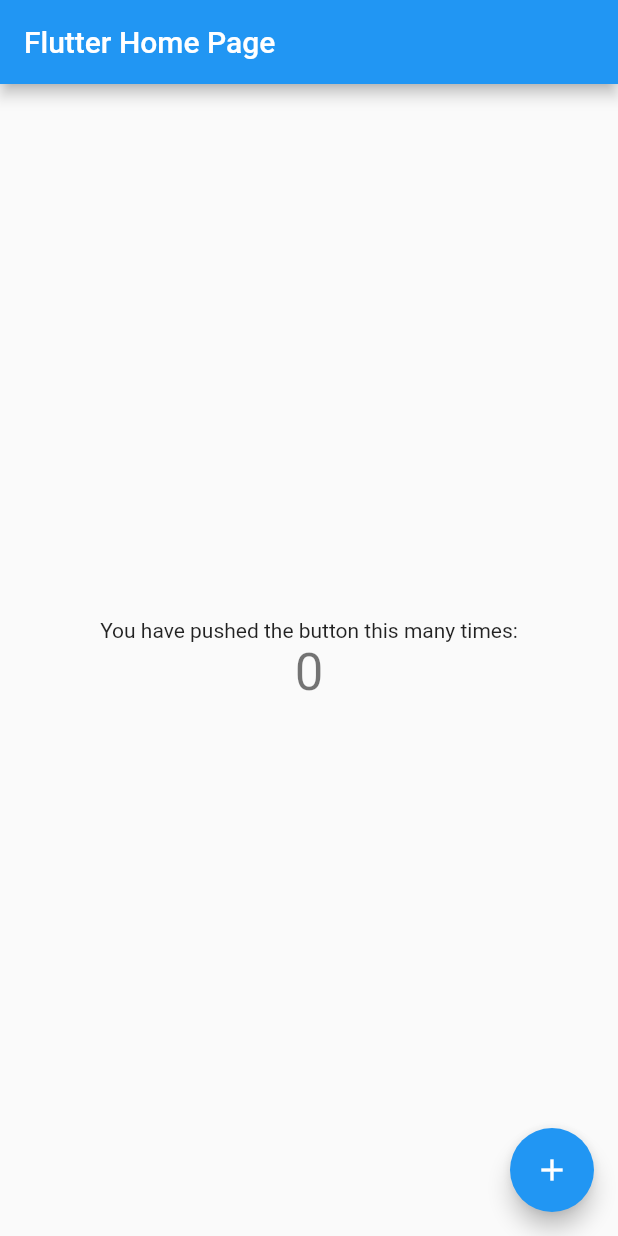
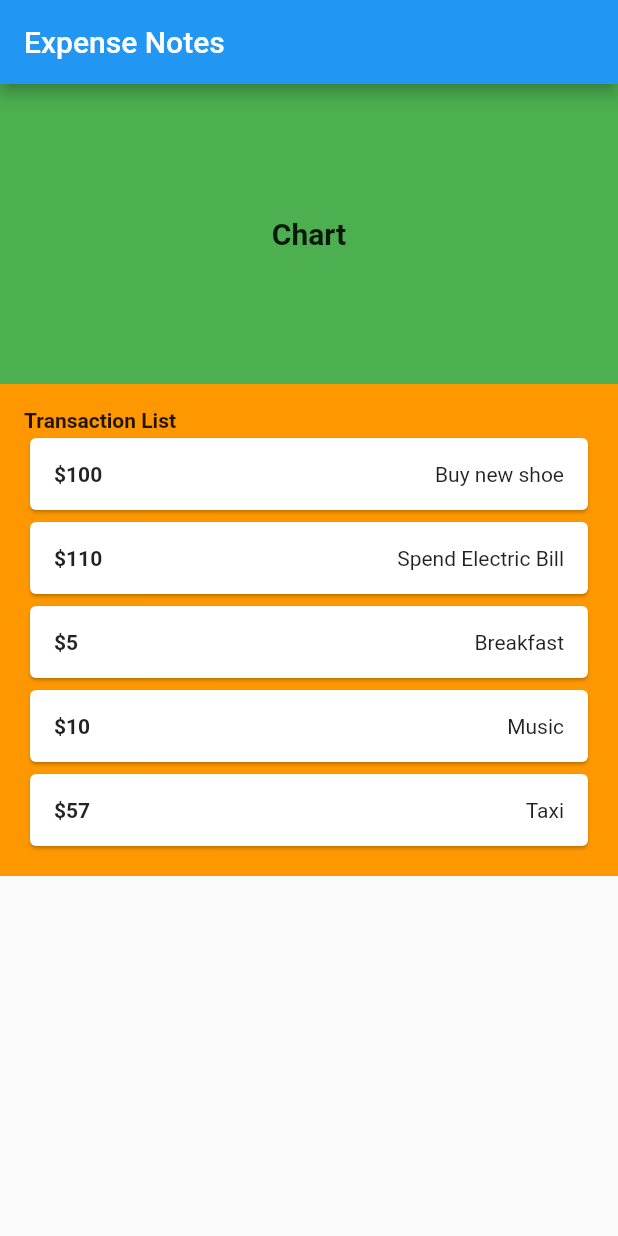
Before and after one commit to nhatduynguyenbbv/expense_notes, a Flutter app: the screen it shows after launch, on a phone screen of 412 x 824 dp. Run offline on Flutter 3.47's test engine with Material 2 defaults, Android fonts, the phone set to English and light mode, and no system bars.

Commit message:
New: create layout for transaction list

```diff
--- a/lib/main.dart
+++ b/lib/main.dart
@@ -1,115 +1,6 @@
+import 'package:expense_notes/src/app.dart';
 import 'package:flutter/material.dart';
 
 void main() {
   runApp(const MyApp());
 }
-
-class MyApp extends StatelessWidget {
-  const MyApp({Key? key}) : super(key: key);
-
-  // This widget is the root of your application.
-  @override
-  Widget build(BuildContext context) {
-    return MaterialApp(
-      title: 'Flutter Demo',
-      theme: ThemeData(
-        // This is the theme of your application.
-        //
-        // Try running your application with "flutter run". You'll see the
-        // application has a blue toolbar. Then, without quitting the app, try
-        // changing the primarySwatch below to Colors.green and then invoke
-        // "hot reload" (press "r" in the console where you ran "flutter run",
-        // or simply save your changes to "hot reload" in a Flutter IDE).
-        // Notice that the counter didn't reset back to zero; the application
-        // is not restarted.
-        primarySwatch: Colors.blue,
-      ),
-      home: const MyHomePage(title: 'Flutter Home Page'),
-    );
-  }
-}
-
-class MyHomePage extends StatefulWidget {
-  const MyHomePage({Key? key, required this.title}) : super(key: key);
-
-  // This widget is the home page of your application. It is stateful, meaning
-  // that it has a State object (defined below) that contains fields that affect
-  // how it looks.
-
-  // This class is the configuration for the state. It holds the values (in this
-  // case the title) provided by the parent (in this case the App widget) and
-  // used by the build method of the State. Fields in a Widget subclass are
-  // always marked "final".
-
-  final String title;
-
-  @override
-  State<MyHomePage> createState() => _MyHomePageState();
-}
-
-class _MyHomePageState extends State<MyHomePage> {
-  int _counter = 0;
-
-  void _incrementCounter() {
-    setState(() {
-      // This call to setState tells the Flutter framework that something has
-      // changed in this State, which causes it to rerun the build method below
-      // so that the display can reflect the updated values. If we changed
-      // _counter without calling setState(), then the build method would not be
-      // called again, and so nothing would appear to happen.
-      _counter++;
-    });
-  }
-
-  @override
-  Widget build(BuildContext context) {
-    // This method is rerun every time setState is called, for instance as done
-    // by the _incrementCounter method above.
-    //
-    // The Flutter framework has been optimized to make rerunning build methods
-    // fast, so that you can just rebuild anything that needs updating rather
-    // than having to individually change instances of widgets.
-    return Scaffold(
-      appBar: AppBar(
-        // Here we take the value from the MyHomePage object that was created by
-        // the App.build method, and use it to set our appbar title.
-        title: Text(widget.title),
-      ),
-      body: Center(
-        // Center is a layout widget. It takes a single child and positions it
-        // in the middle of the parent.
-        child: Column(
-          // Column is also a layout widget. It takes a list of children and
-          // arranges them vertically. By default, it sizes itself to fit its
-          // children horizontally, and tries to be as tall as its parent.
-          //
-          // Invoke "debug painting" (press "p" in the console, choose the
-          // "Toggle Debug Paint" action from the Flutter Inspector in Android
-          // Studio, or the "Toggle Debug Paint" command in Visual Studio Code)
-          // to see the wireframe for each widget.
-          //
-          // Column has various properties to control how it sizes itself and
-          // how it positions its children. Here we use mainAxisAlignment to
-          // center the children vertically; the main axis here is the vertical
-          // axis because Columns are vertical (the cross axis would be
-          // horizontal).
-          mainAxisAlignment: MainAxisAlignment.center,
-          children: <Widget>[
-            const Text(
-              'You have pushed the button this many times:',
-            ),
-            Text(
-              '$_counter',
-              style: Theme.of(context).textTheme.headline4,
-            ),
-          ],
-        ),
-      ),
-      floatingActionButton: FloatingActionButton(
-        onPressed: _incrementCounter,
-        tooltip: 'Increment',
-        child: const Icon(Icons.add),
-      ), // This trailing comma makes auto-formatting nicer for build methods.
-    );
-  }
-}
--- /dev/null
+++ b/lib/src/app.dart
@@ -0,0 +1,27 @@
+import 'package:flutter/material.dart';
+
+import 'screens/home.dart';
+
+class MyApp extends StatelessWidget {
+  const MyApp({Key? key}) : super(key: key);
+
+  // This widget is the root of your application.
+  @override
+  Widget build(BuildContext context) {
+    return MaterialApp(
+        title: 'Expense Notes',
+        theme: ThemeData(
+          primarySwatch: Colors.blue,
+        ),
+        onGenerateRoute: (RouteSettings routeSettings) {
+          return MaterialPageRoute<void>(
+              settings: routeSettings,
+              builder: (BuildContext context) {
+                switch (routeSettings.name) {
+                  default:
+                    return const Home();
+                }
+              });
+        });
+  }
+}
--- /dev/null
+++ b/lib/src/models/transaction_item.dart
@@ -0,0 +1,6 @@
+class TransactionItem {
+  const TransactionItem(this.cost, this.name);
+
+  final int cost;
+  final String name;
+}
--- /dev/null
+++ b/lib/src/screens/home.dart
@@ -0,0 +1,19 @@
+import 'package:expense_notes/src/widgets/chart/chart_section.dart';
+import 'package:expense_notes/src/widgets/transaction/transaction_list_section.dart';
+import 'package:flutter/material.dart';
+
+class Home extends StatelessWidget {
+  const Home({Key? key}) : super(key: key);
+
+  static const routeName = '/';
+
+  @override
+  Widget build(BuildContext context) {
+    return Scaffold(
+      appBar: AppBar(title: const Text('Expense Notes')),
+      body: ListView(
+        children: [const ChartSection(), const TransactionListSection()],
+      ),
+    );
+  }
+}
--- /dev/null
+++ b/lib/src/widgets/chart/chart.dart
@@ -0,0 +1,12 @@
+import 'package:flutter/material.dart';
+
+class Chart extends StatelessWidget {
+  const Chart({Key? key}) : super(key: key);
+
+  @override
+  Widget build(BuildContext context) {
+    return const Center(
+        child: Text('Chart',
+            style: TextStyle(fontWeight: FontWeight.bold, fontSize: 20)));
+  }
+}
--- /dev/null
+++ b/lib/src/widgets/chart/chart_section.dart
@@ -0,0 +1,11 @@
+import 'package:expense_notes/src/widgets/chart/chart.dart';
+import 'package:flutter/material.dart';
+
+class ChartSection extends StatelessWidget {
+  const ChartSection({Key? key}) : super(key: key);
+
+  @override
+  Widget build(BuildContext context) {
+    return Container(height: 200, color: Colors.green, child: const Chart());
+  }
+}
--- /dev/null
+++ b/lib/src/widgets/transaction/transaction_list_section.dart
@@ -0,0 +1,14 @@
+import 'package:expense_notes/src/widgets/transaction/transaction_list_view/transaction_list_view.dart';
+import 'package:flutter/material.dart';
+
+class TransactionListSection extends StatelessWidget {
+  const TransactionListSection({Key? key}) : super(key: key);
+
+  @override
+  Widget build(BuildContext context) {
+    return Container(
+        color: Colors.orange,
+        padding: const EdgeInsets.all(16),
+        child: const TransactionListView());
+  }
+}
--- /dev/null
+++ b/lib/src/widgets/transaction/transaction_list_view/transaction_list_item.dart
@@ -0,0 +1,24 @@
+import 'package:expense_notes/src/models/transaction_item.dart';
+import 'package:flutter/material.dart';
+
+class TransactionListItem extends StatelessWidget {
+  const TransactionListItem({Key? key, required this.item}) : super(key: key);
+
+  final TransactionItem item;
+
+  @override
+  Widget build(BuildContext context) {
+    return Card(
+        child: Padding(
+      padding: const EdgeInsets.all(16.0),
+      child: Row(
+        mainAxisAlignment: MainAxisAlignment.spaceBetween,
+        children: [
+          Text('\$${item.cost.toString()}',
+              style: const TextStyle(fontWeight: FontWeight.bold)),
+          Text(item.name)
+        ],
+      ),
+    ));
+  }
+}
--- /dev/null
+++ b/lib/src/widgets/transaction/transaction_list_view/transaction_list_view.dart
@@ -0,0 +1,40 @@
+import 'package:expense_notes/src/models/transaction_item.dart';
+import 'package:expense_notes/src/widgets/transaction/transaction_list_view/transaction_list_item.dart';
+import 'package:flutter/material.dart';
+
+class TransactionListView extends StatelessWidget {
+  const TransactionListView(
+      {Key? key,
+      this.items = const [
+        TransactionItem(100, 'Buy new shoe'),
+        TransactionItem(110, 'Spend Electric Bill'),
+        TransactionItem(5, 'Breakfast'),
+        TransactionItem(10, 'Music'),
+        TransactionItem(57, 'Taxi')
+      ]})
+      : super(key: key);
+
+  final List<TransactionItem> items;
+
+  @override
+  Widget build(BuildContext context) {
+    return Column(mainAxisAlignment: MainAxisAlignment.start, children: [
+      const Align(
+        alignment: Alignment.centerLeft,
+        child: Text('Transaction List',
+            textAlign: TextAlign.left,
+            style: TextStyle(fontWeight: FontWeight.bold, fontSize: 14)),
+      ),
+      ListView.builder(
+          shrinkWrap: true,
+          itemCount: items.length,
+          itemBuilder: (BuildContext context, int index) =>
+              _transactionItemBuilder(items, index))
+    ]);
+  }
+
+  Widget _transactionItemBuilder(List<TransactionItem> items, int index) {
+    final item = items[index];
+    return TransactionListItem(item: item);
+  }
+}
```
Also changed, not shown: 4 other files.
